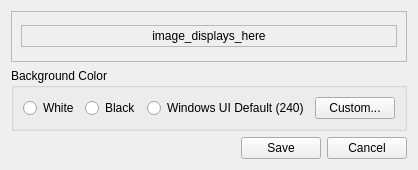
Qt form save_image_preview.ui (sean7130/steronumbers) before a commit.
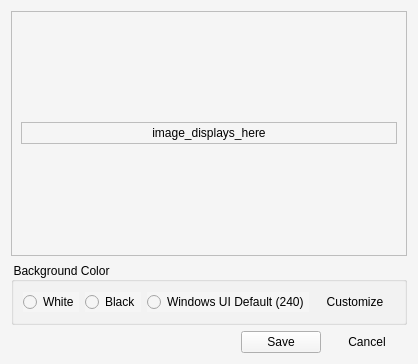
The same form after that commit.

Commit message: synced almost all windows into the new style

Patch:
```diff
--- a/save_image_preview.ui
+++ b/save_image_preview.ui
@@ -6,13 +6,16 @@
    <rect>
     <x>0</x>
     <y>0</y>
-    <width>407</width>
-    <height>170</height>
+    <width>418</width>
+    <height>364</height>
    </rect>
   </property>
   <property name="windowTitle">
    <string>Form</string>
   </property>
+  <property name="styleSheet">
+   <string notr="true">background-color : rgb(245, 245, 245)</string>
+  </property>
   <layout class="QVBoxLayout" name="verticalLayout_3">
    <item>
     <widget class="QFrame" name="vframe_preview">
@@ -161,7 +164,10 @@
       <item>
        <widget class="QPushButton" name="custom_color_button">
         <property name="text">
-         <string>Custom...</string>
+         <string>Customize</string>
+        </property>
+        <property name="flat">
+         <bool>true</bool>
         </property>
        </widget>
       </item>
@@ -195,6 +201,9 @@
        <property name="text">
         <string>Cancel</string>
        </property>
+       <property name="flat">
+        <bool>true</bool>
+       </property>
       </widget>
      </item>
     </layout>
```
The commit also changes 7 other files.
